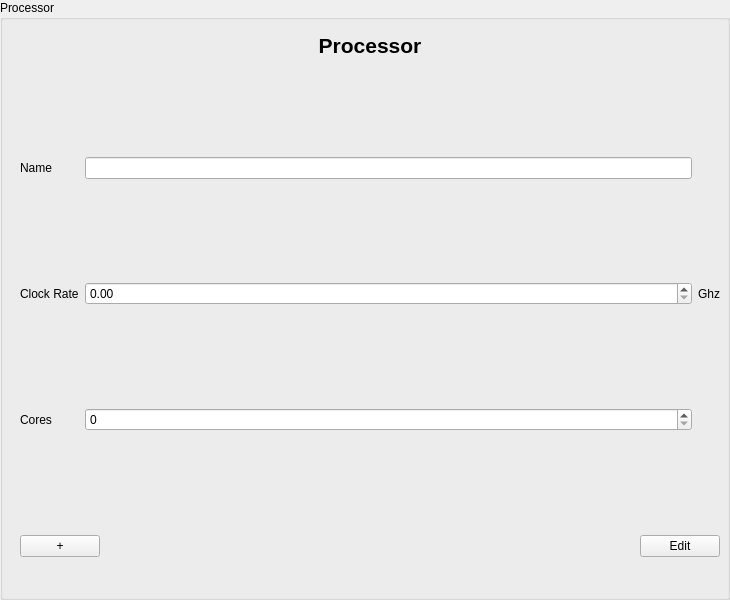
Above: src/jmbde/views/processorinputarea.ui from jmuelbert/jmbde-QT before the change. Below: the same form after it.
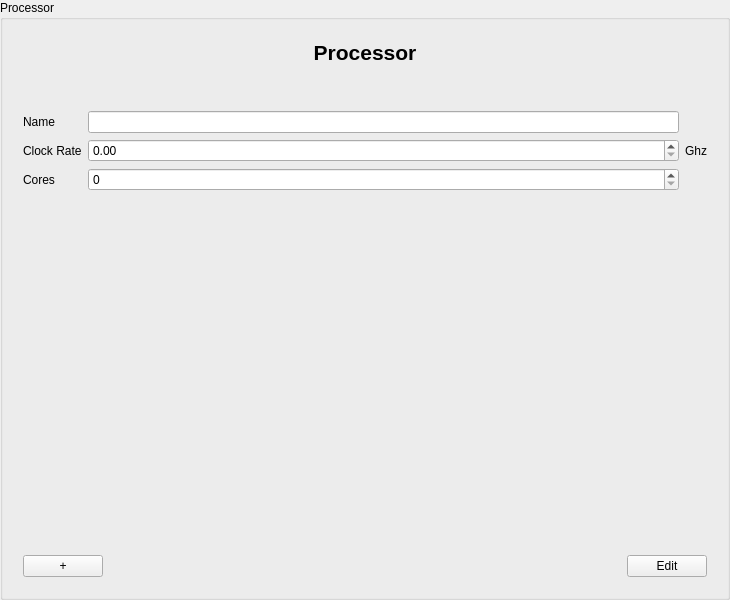
That is the form after the change.

The edit to the form file:
```diff
--- a/src/jmbde/views/processorinputarea.ui
+++ b/src/jmbde/views/processorinputarea.ui
@@ -19,24 +19,11 @@
   <property name="title">
    <string>Processor</string>
   </property>
+  <layout class="QVBoxLayout" name="verticalLayout_3">
+   <item>
   <widget class="QWidget" name="formLayoutWidget" native="true">
-   <property name="geometry">
-    <rect>
-     <x>10</x>
-     <y>30</y>
-     <width>730</width>
-     <height>600</height>
-    </rect>
-   </property>
-   <widget class="QWidget" name="verticalLayoutWidget_Header">
-    <property name="geometry">
-     <rect>
-      <x>10</x>
-      <y>0</y>
-      <width>700</width>
-      <height>30</height>
-     </rect>
-    </property>
+     <layout class="QVBoxLayout" name="verticalLayout_2">
+      <item>
     <layout class="QVBoxLayout" name="verticalLayout">
      <item>
       <widget class="QLabel" name="label_Header">
@@ -56,55 +43,24 @@
       </widget>
      </item>
     </layout>
-   </widget>
-   <widget class="QWidget" name="verticalLayoutWidget_Buttons">
-    <property name="geometry">
-     <rect>
-      <x>10</x>
-      <y>500</y>
-      <width>700</width>
-      <height>32</height>
-     </rect>
-    </property>
-    <layout class="QHBoxLayout" name="horizontalLayout">
-     <item>
-      <widget class="QPushButton" name="pushButton_Add">
-       <property name="text">
-        <string>+</string>
-       </property>
-      </widget>
      </item>
      <item>
-      <spacer name="horizontalSpacer">
+       <spacer name="verticalSpacer">
        <property name="orientation">
-        <enum>Qt::Horizontal</enum>
+         <enum>Qt::Vertical</enum>
+        </property>
+        <property name="sizeType">
+         <enum>QSizePolicy::Preferred</enum>
        </property>
        <property name="sizeHint" stdset="0">
         <size>
-         <width>40</width>
-         <height>20</height>
+          <width>20</width>
+          <height>40</height>
         </size>
        </property>
       </spacer>
      </item>
      <item>
-      <widget class="QPushButton" name="pushButton_EditFinish">
-       <property name="text">
-        <string>Edit</string>
-       </property>
-      </widget>
-     </item>
-    </layout>
-   </widget>
-   <widget class="QWidget" name="gridLayoutWidget">
-    <property name="geometry">
-     <rect>
-      <x>10</x>
-      <y>30</y>
-      <width>700</width>
-      <height>471</height>
-     </rect>
-    </property>
     <layout class="QGridLayout" name="gridLayout">
      <item row="2" column="2">
       <widget class="QDoubleSpinBox" name="doubleSpinBox_ClockRate"/>
@@ -153,8 +109,55 @@
       <widget class="QSpinBox" name="spinBox_Cores"/>
      </item>
     </layout>
-   </widget>
-  </widget>
+      </item>
+      <item>
+       <spacer name="verticalSpacer_2">
+        <property name="orientation">
+         <enum>Qt::Vertical</enum>
+        </property>
+        <property name="sizeHint" stdset="0">
+         <size>
+          <width>20</width>
+          <height>40</height>
+         </size>
+        </property>
+       </spacer>
+      </item>
+      <item>
+       <layout class="QHBoxLayout" name="horizontalLayout">
+        <item>
+         <widget class="QPushButton" name="pushButton_Add">
+          <property name="text">
+           <string>+</string>
+          </property>
+         </widget>
+        </item>
+        <item>
+         <spacer name="horizontalSpacer">
+          <property name="orientation">
+           <enum>Qt::Horizontal</enum>
+          </property>
+          <property name="sizeHint" stdset="0">
+           <size>
+            <width>40</width>
+            <height>20</height>
+           </size>
+          </property>
+         </spacer>
+        </item>
+        <item>
+         <widget class="QPushButton" name="pushButton_EditFinish">
+          <property name="text">
+           <string>Edit</string>
+          </property>
+         </widget>
+        </item>
+       </layout>
+      </item>
+     </layout>
+    </widget>
+   </item>
+  </layout>
  </widget>
  <tabstops>
   <tabstop>lineEdit_Name</tabstop>
```
Lines whose indentation alone changed are shown as unchanged.
